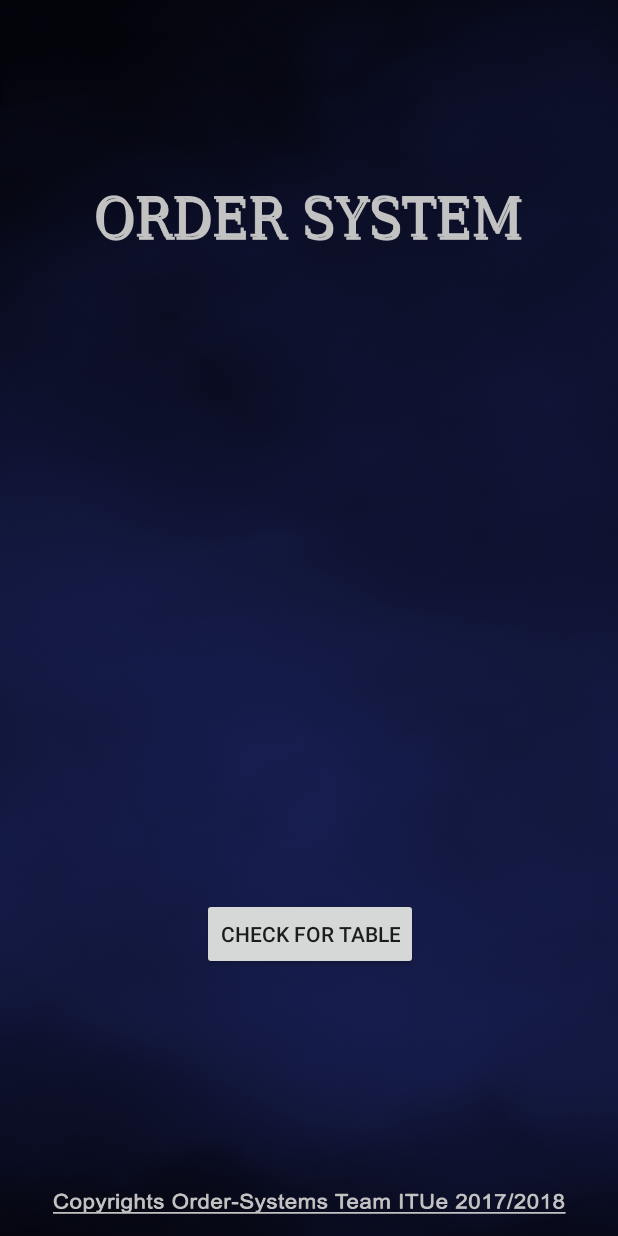
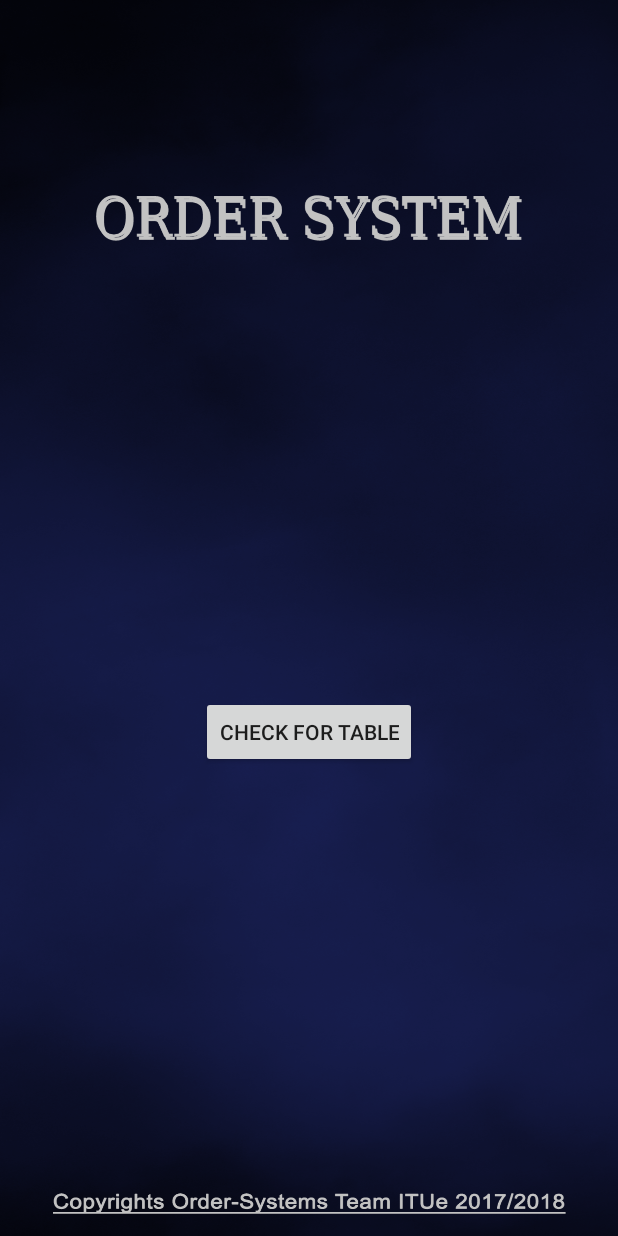
Before and after one commit to UserInterfaceProjectBrno/UIProj, an Android app: the table_handle screen opened directly, with no data from a screen before it, on a phone screen of 412 x 824 dp. Run offline under Robolectric (Android 15) with nearby library versions, the phone set to English and light mode, and no system bars.

Commit message:
Monika Rosa

```diff
--- a/app/src/main/res/layout/activity_table_handle.xml
+++ b/app/src/main/res/layout/activity_table_handle.xml
@@ -39,9 +39,8 @@
         android:layout_marginTop="8dp"
         android:text="Check For Table"
         app:layout_constraintBottom_toBottomOf="parent"
-        app:layout_constraintHorizontal_bias="0.502"
         app:layout_constraintLeft_toLeftOf="parent"
         app:layout_constraintRight_toRightOf="parent"
         app:layout_constraintTop_toTopOf="parent"
-        app:layout_constraintVertical_bias="0.777" />
+        app:layout_constraintVertical_bias="0.6" />
 </android.support.constraint.ConstraintLayout>
```
